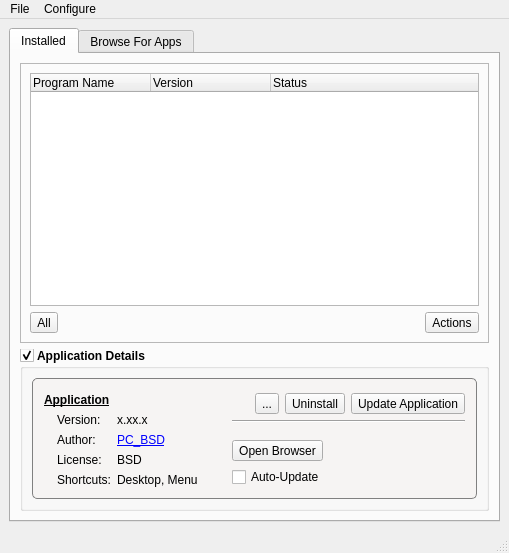
Above: src-qt4/pc-softwaremanager/mainUI.ui from trueos/pcbsd before the change. Below: the same form after it.
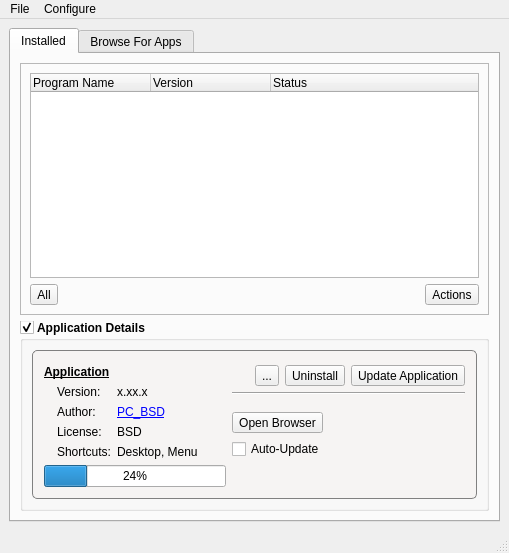
That is the form after the change. Icons and pictures are not drawn.

Commit message: Update mainUI a bit, add a progress bar which shows up so we can see visually how far the download is done

Diff of the .ui file:
```diff
--- a/src-qt4/pc-softwaremanager/mainUI.ui
+++ b/src-qt4/pc-softwaremanager/mainUI.ui
@@ -454,6 +454,33 @@
                 </item>
                </layout>
               </item>
+              <item row="1" column="2" rowspan="2">
+               <spacer name="horizontalSpacer_2">
+                <property name="orientation">
+                 <enum>Qt::Horizontal</enum>
+                </property>
+                <property name="sizeHint" stdset="0">
+                 <size>
+                  <width>40</width>
+                  <height>20</height>
+                 </size>
+                </property>
+               </spacer>
+              </item>
+              <item row="3" column="0" colspan="3">
+               <widget class="QProgressBar" name="progressStatus">
+                <property name="value">
+                 <number>24</number>
+                </property>
+               </widget>
+              </item>
+              <item row="3" column="3">
+               <widget class="QLabel" name="labelDL">
+                <property name="text">
+                 <string/>
+                </property>
+               </widget>
+              </item>
              </layout>
             </widget>
            </item>
```
Left out of the diff: 19 changed lines with no effect on the pictures. The commit also changes 1 other file.
